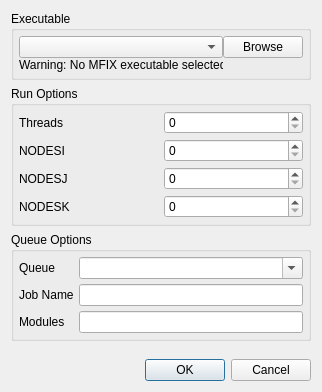
The window that gui/uifiles/run_popup.ui (truongd8593/mfix) describes before a commit, drawn with Qt 5.
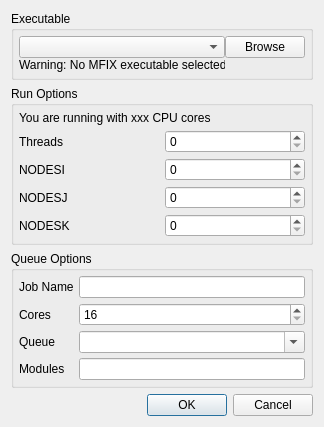
The same window after the commit. Custom widgets are drawn as their Qt base class.

Commit message: Add number of cores requested to run dialog

What changed in the file:
```diff
--- a/gui/uifiles/run_popup.ui
+++ b/gui/uifiles/run_popup.ui
@@ -6,7 +6,7 @@
    <rect>
     <x>0</x>
     <y>0</y>
-    <width>318</width>
+    <width>324</width>
     <height>392</height>
    </rect>
   </property>
@@ -143,7 +143,16 @@
       <property name="spacing">
        <number>5</number>
       </property>
-      <item row="0" column="1">
+      <item row="1" column="2">
+       <widget class="QSpinBox" name="spinbox_threads"/>
+      </item>
+      <item row="2" column="2">
+       <widget class="QSpinBox" name="spinbox_keyword_nodesi"/>
+      </item>
+      <item row="4" column="2">
+       <widget class="QSpinBox" name="spinbox_keyword_nodesk"/>
+      </item>
+      <item row="1" column="1">
        <widget class="QLabel" name="label_threads">
         <property name="sizePolicy">
          <sizepolicy hsizetype="Minimum" vsizetype="Preferred">
@@ -156,38 +165,36 @@
         </property>
        </widget>
       </item>
-      <item row="1" column="1">
-       <widget class="QLabel" name="label_nodesi">
-        <property name="text">
-         <string>NODESI</string>
-        </property>
-       </widget>
-      </item>
-      <item row="2" column="1">
-       <widget class="QLabel" name="label_nodesj">
-        <property name="text">
-         <string>NODESJ</string>
-        </property>
-       </widget>
-      </item>
-      <item row="3" column="1">
+      <item row="4" column="1">
        <widget class="QLabel" name="label_nodesk">
         <property name="text">
          <string>NODESK</string>
         </property>
        </widget>
       </item>
-      <item row="2" column="2">
-       <widget class="QSpinBox" name="spinbox_keyword_nodesj"/>
+      <item row="3" column="1">
+       <widget class="QLabel" name="label_nodesj">
+        <property name="text">
+         <string>NODESJ</string>
+        </property>
+       </widget>
       </item>
       <item row="3" column="2">
-       <widget class="QSpinBox" name="spinbox_keyword_nodesk"/>
+       <widget class="QSpinBox" name="spinbox_keyword_nodesj"/>
       </item>
-      <item row="1" column="2">
-       <widget class="QSpinBox" name="spinbox_keyword_nodesi"/>
+      <item row="2" column="1">
+       <widget class="QLabel" name="label_nodesi">
+        <property name="text">
+         <string>NODESI</string>
+        </property>
+       </widget>
       </item>
-      <item row="0" column="2">
-       <widget class="QSpinBox" name="spinbox_threads"/>
+      <item row="0" column="1" colspan="2">
+       <widget class="QLabel" name="label_cores_detected">
+        <property name="text">
+         <string>You are running with xxx CPU cores</string>
+        </property>
+       </widget>
       </item>
      </layout>
     </widget>
@@ -216,27 +223,43 @@
       <property name="spacing">
        <number>5</number>
       </property>
-      <item row="0" column="0">
+      <item row="4" column="1">
+       <widget class="QLineEdit" name="lineedit_queue_modules"/>
+      </item>
+      <item row="2" column="1">
+       <widget class="QSpinBox" name="spinbox_cores_requested">
+        <property name="minimum">
+         <number>16</number>
+        </property>
+        <property name="maximum">
+         <number>65536</number>
+        </property>
+        <property name="singleStep">
+         <number>16</number>
+        </property>
+       </widget>
+      </item>
+      <item row="4" column="0">
+       <widget class="QLabel" name="label_queue_modules">
+        <property name="text">
+         <string>Modules</string>
+        </property>
+       </widget>
+      </item>
+      <item row="2" column="0">
+       <widget class="QLabel" name="label_cores_requested">
+        <property name="text">
+         <string>Cores</string>
+        </property>
+       </widget>
+      </item>
+      <item row="3" column="0">
        <widget class="QLabel" name="label_queue_name">
         <property name="text">
          <string>Queue</string>
         </property>
        </widget>
       </item>
-      <item row="1" column="1">
-       <widget class="QLineEdit" name="lineedit_job_name">
-        <property name="enabled">
-         <bool>true</bool>
-        </property>
-       </widget>
-      </item>
-      <item row="0" column="1">
-       <widget class="QComboBox" name="combobox_queue_name">
-        <property name="editable">
-         <bool>true</bool>
-        </property>
-       </widget>
-      </item>
       <item row="1" column="0">
        <widget class="QLabel" name="label_job_name">
         <property name="text">
@@ -244,15 +267,19 @@
         </property>
        </widget>
       </item>
-      <item row="2" column="0">
-       <widget class="QLabel" name="label_queue_modules">
-        <property name="text">
-         <string>Modules</string>
+      <item row="3" column="1">
+       <widget class="QComboBox" name="combobox_queue_name">
+        <property name="editable">
+         <bool>true</bool>
         </property>
        </widget>
       </item>
-      <item row="2" column="1">
-       <widget class="QLineEdit" name="lineedit_queue_modules"/>
+      <item row="1" column="1">
+       <widget class="QLineEdit" name="lineedit_job_name">
+        <property name="enabled">
+         <bool>true</bool>
+        </property>
+       </widget>
       </item>
      </layout>
     </widget>
```
Left out of the diff: 46 changed lines with no effect on the pictures. The commit also changes 1 other file.
